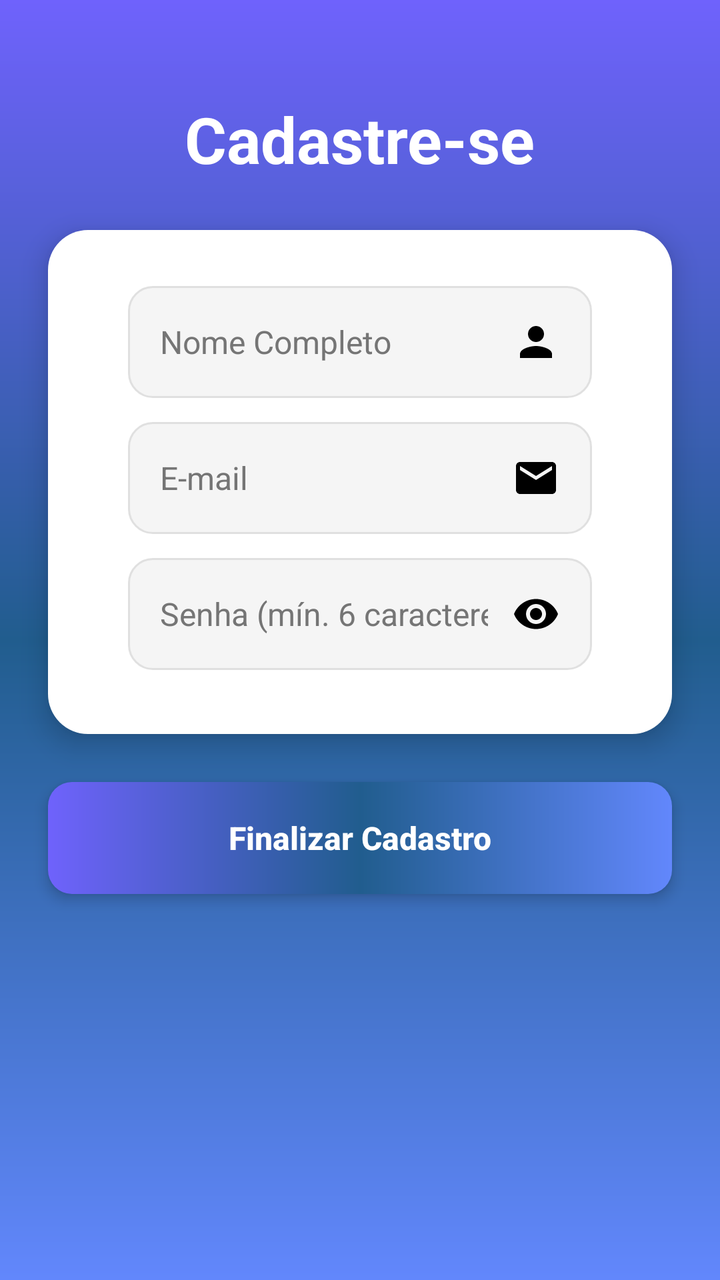
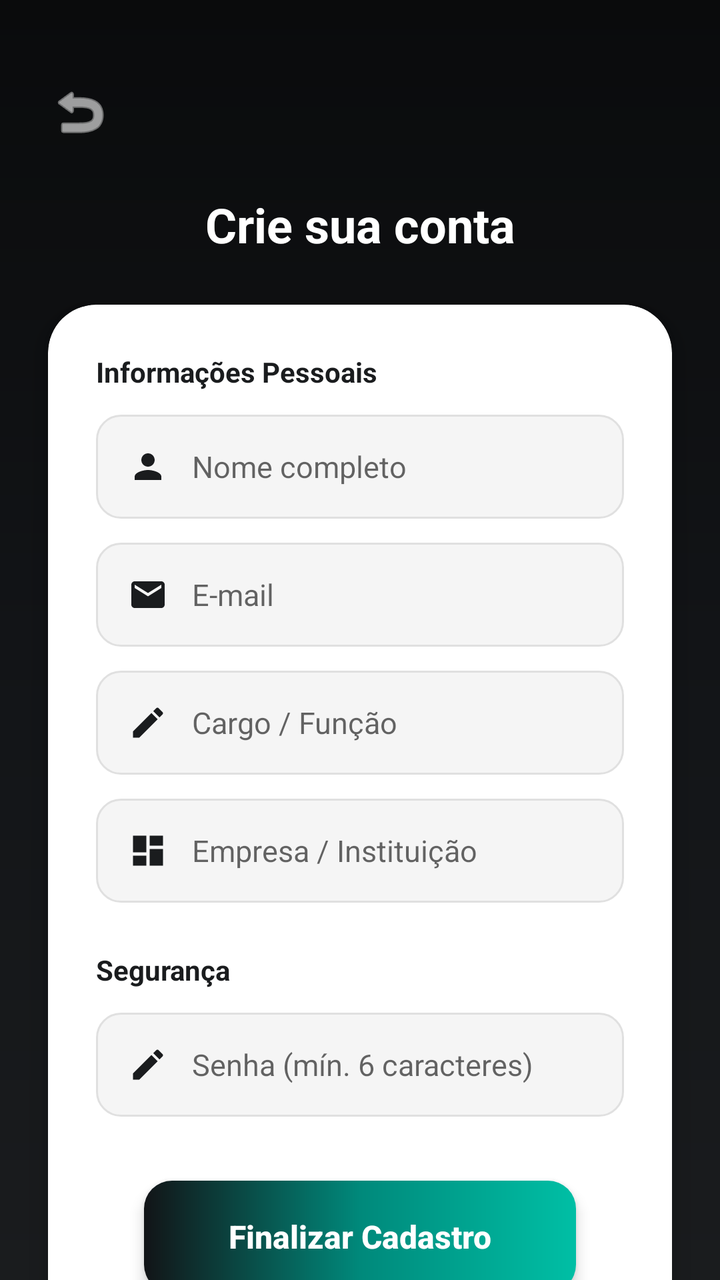

Compare the two renders of this Android layout. The source of the first and the diff that turns it into the second are given below.
<!-- AndroidManifest.xml: application theme AppTheme -->
<!-- res/layout/activity_form_cadastro.xml -->
<?xml version="1.0" encoding="utf-8"?>
<androidx.core.widget.NestedScrollView
    xmlns:android="http://schemas.android.com/apk/res/android"
    xmlns:app="http://schemas.android.com/apk/res-auto"
    xmlns:tools="http://schemas.android.com/tools"
    android:layout_width="match_parent"
    android:layout_height="match_parent"
    android:fillViewport="true"
    android:background="@drawable/background">

    <androidx.constraintlayout.widget.ConstraintLayout
        android:layout_width="match_parent"
        android:layout_height="wrap_content">

        <TextView
            android:id="@+id/title_cadastro"
            android:layout_width="wrap_content"
            android:layout_height="wrap_content"
            android:text="Cadastre-se"
            android:textSize="32sp"
            android:textStyle="bold"
            android:textColor="@color/white"
            android:layout_marginTop="48dp"
            app:layout_constraintTop_toTopOf="parent"
            app:layout_constraintStart_toStartOf="parent"
            app:layout_constraintEnd_toEndOf="parent" />

        <androidx.constraintlayout.widget.ConstraintLayout
            android:id="@+id/containerComponentsCadastro"
            style="@style/ContainerComponents"
            android:layout_height="wrap_content"
            android:layout_marginTop="32dp"
            app:layout_constraintTop_toBottomOf="@id/title_cadastro"
            app:layout_constraintStart_toStartOf="parent"
            app:layout_constraintEnd_toEndOf="parent">

            <EditText
                android:id="@+id/edit_nome"
                style="@style/Edit_Text"
                android:hint="Nome Completo"
                android:inputType="textPersonName"
                android:drawableEnd="@drawable/person"
                android:drawablePadding="12dp"
                app:layout_constraintTop_toTopOf="parent"
                app:layout_constraintStart_toStartOf="parent"
                app:layout_constraintEnd_toEndOf="parent" />

            <EditText
                android:id="@+id/edit_email_cadastro"
                style="@style/Edit_Text"
                android:hint="E-mail"
                android:inputType="textEmailAddress"
                android:drawableEnd="@drawable/email"
                android:drawablePadding="12dp"
                app:layout_constraintTop_toBottomOf="@id/edit_nome"
                app:layout_constraintStart_toStartOf="parent"
                app:layout_constraintEnd_toEndOf="parent" />

            <EditText
                android:id="@+id/edit_senha_cadastro"
                style="@style/Edit_Text"
                android:hint="Senha (mín. 6 caracteres)"
                android:inputType="textPassword"
                android:drawableEnd="@drawable/album"
                android:drawablePadding="12dp"
                app:layout_constraintTop_toBottomOf="@id/edit_email_cadastro"
                app:layout_constraintStart_toStartOf="parent"
                app:layout_constraintEnd_toEndOf="parent"
                android:layout_marginBottom="16dp"
                app:layout_constraintBottom_toBottomOf="parent" />

        </androidx.constraintlayout.widget.ConstraintLayout>

        <androidx.appcompat.widget.AppCompatButton
            android:id="@+id/bt_cadastrar"
            style="@style/ButtonCustom"
            android:text="Finalizar Cadastro"
            app:layout_constraintTop_toBottomOf="@id/containerComponentsCadastro"
            app:layout_constraintStart_toStartOf="parent"
            app:layout_constraintEnd_toEndOf="parent"
            android:layout_marginBottom="40dp"
            app:layout_constraintBottom_toBottomOf="parent"
            app:layout_constraintVertical_bias="0" />

    </androidx.constraintlayout.widget.ConstraintLayout>
</androidx.core.widget.NestedScrollView>
<!-- resources referenced by this layout -->
<resources>
  <color name="white">#FFFFFFFF</color>
  <!-- drawable album (drawable) -->
  <vector xmlns:android="http://schemas.android.com/apk/res/android" android:height="24dp" android:tint="#000000" android:viewportHeight="24" android:viewportWidth="24" android:width="24dp">
        
      <path android:fillColor="@android:color/white" android:pathData="M12,4.5C7,4.5 2.73,7.61 1,12c1.73,4.39 6,7.5 11,7.5s9.27,-3.11 11,-7.5c-1.73,-4.39 -6,-7.5 -11,-7.5zM12,17c-2.76,0 -5,-2.24 -5,-5s2.24,-5 5,-5 5,2.24 5,5 -2.24,5 -5,5zM12,9c-1.66,0 -3,1.34 -3,3s1.34,3 3,3 3,-1.34 3,-3 -1.34,-3 -3,-3z"/>
      
  </vector>
  <!-- drawable background (drawable) -->
  <?xml version="1.0" encoding="utf-8"?>
  <shape xmlns:android="http://schemas.android.com/apk/res/android">
      <gradient
          android:startColor="@color/azul_imepac3"
          android:centerColor="@color/azul_imepac"
          android:endColor="@color/azul_imepac2"
          android:angle="90" />
  </shape>
  <!-- drawable email (drawable) -->
  <vector xmlns:android="http://schemas.android.com/apk/res/android" android:height="24dp" android:tint="#000000" android:viewportHeight="24" android:viewportWidth="24" android:width="24dp">
        
      <path android:fillColor="@android:color/white" android:pathData="M20,4L4,4c-1.1,0 -1.99,0.9 -1.99,2L2,18c0,1.1 0.9,2 2,2h16c1.1,0 2,-0.9 2,-2L22,6c0,-1.1 -0.9,-2 -2,-2zM20,8l-8,5 -8,-5L4,6l8,5 8,-5v2z"/>
      
  </vector>
  <style name="ContainerComponents">
          <item name="android:layout_width">match_parent</item>
          <item name="android:layout_height">wrap_content</item>
          <item name="android:background">@drawable/container_components</item>
          <item name="android:layout_margin">24dp</item>
          <item name="android:padding">16dp</item>
          <item name="android:elevation">8dp</item> </style>
  <style name="Edit_Text">
          <item name="android:layout_width">match_parent</item>
          <item name="android:layout_height">56dp</item>
          <item name="android:background">@drawable/edit_text_selector</item>
          <item name="android:paddingHorizontal">16dp</item>
          <item name="android:layout_marginHorizontal">24dp</item>
          <item name="android:layout_marginTop">12dp</item>
          <item name="android:textColor">@color/black</item>
          <item name="android:textColorHint">#757575</item>
          <item name="android:textSize">16sp</item>
      </style>
  <style name="AppTheme" parent="Theme.AppCompat.Light.NoActionBar">
          <item name="colorPrimary">@color/azul_imepac</item>
          <item name="colorPrimaryDark">@color/azul_imepac2</item>
          <item name="colorAccent">@color/azul_imepac3</item>
      </style>
  <color name="azul_imepac3">#6287FC</color>
  <color name="azul_imepac">#215D8E</color>
  <color name="azul_imepac2">#6F62FC</color>
  <!-- drawable button_selector (drawable) -->
  <?xml version="1.0" encoding="utf-8"?>
  <ripple xmlns:android="http://schemas.android.com/apk/res/android"
      android:color="#40FFFFFF"> <item>
      <shape>
          <gradient
              android:startColor="@color/azul_imepac3"
              android:centerColor="@color/azul_imepac"
              android:endColor="@color/azul_imepac2"
              android:angle="180" />
          <corners android:radius="12dp"/>
      </shape>
  </item>
  </ripple>
  <!-- drawable container_components (drawable) -->
  <?xml version="1.0" encoding="utf-8"?>
  <shape xmlns:android="http://schemas.android.com/apk/res/android">
      <solid android:color="@color/white"/>
      <corners android:radius="20dp"/>
  </shape>
  <color name="black">#FF000000</color>
  <!-- unchanged entries left out for length: 3 -->
</resources>

<!-- the commit's change to res/layout/activity_form_cadastro.xml (unified diff, before → after) -->
@@ -1,86 +1,186 @@
 <?xml version="1.0" encoding="utf-8"?>
-<androidx.core.widget.NestedScrollView
-    xmlns:android="http://schemas.android.com/apk/res/android"
+<androidx.core.widget.NestedScrollView xmlns:android="http://schemas.android.com/apk/res/android"
     xmlns:app="http://schemas.android.com/apk/res-auto"
-    xmlns:tools="http://schemas.android.com/tools"
     android:layout_width="match_parent"
     android:layout_height="match_parent"
-    android:fillViewport="true"
-    android:background="@drawable/background">
+    android:background="@drawable/background"
+    android:fillViewport="true">
 
     <androidx.constraintlayout.widget.ConstraintLayout
         android:layout_width="match_parent"
-        android:layout_height="wrap_content">
+        android:layout_height="wrap_content"
+        android:paddingBottom="32dp">
+
+        <ImageButton
+            android:id="@+id/bt_back"
+            android:layout_width="48dp"
+            android:layout_height="48dp"
+            android:layout_marginStart="16dp"
+            android:layout_marginTop="32dp"
+            android:background="?attr/selectableItemBackgroundBorderless"
+            android:src="@android:drawable/ic_menu_revert"
+            app:tint="@color/white"
+            app:layout_constraintStart_toStartOf="parent"
+            app:layout_constraintTop_toTopOf="parent" />
 
         <TextView
             android:id="@+id/title_cadastro"
             android:layout_width="wrap_content"
             android:layout_height="wrap_content"
-            android:text="Cadastre-se"
-            android:textSize="32sp"
+            android:layout_marginTop="16dp"
+            android:text="Crie sua conta"
+            android:textColor="@color/white"
+            android:textSize="24sp"
             android:textStyle="bold"
-            android:textColor="@color/white"
-            android:layout_marginTop="48dp"
-            app:layout_constraintTop_toTopOf="parent"
+            app:layout_constraintEnd_toEndOf="parent"
             app:layout_constraintStart_toStartOf="parent"
-            app:layout_constraintEnd_toEndOf="parent" />
+            app:layout_constraintTop_toBottomOf="@id/bt_back" />
 
-        <androidx.constraintlayout.widget.ConstraintLayout
-            android:id="@+id/containerComponentsCadastro"
-            style="@style/ContainerComponents"
+        <androidx.cardview.widget.CardView
+            android:layout_width="match_parent"
             android:layout_height="wrap_content"
-            android:layout_marginTop="32dp"
-            app:layout_constraintTop_toBottomOf="@id/title_cadastro"
-            app:layout_constraintStart_toStartOf="parent"
-            app:layout_constraintEnd_toEndOf="parent">
+            android:layout_margin="24dp"
+            app:cardCornerRadius="24dp"
+            app:cardElevation="8dp"
+            app:layout_constraintTop_toBottomOf="@id/title_cadastro">
 
-            <EditText
-                android:id="@+id/edit_nome"
-                style="@style/Edit_Text"
-                android:hint="Nome Completo"
-                android:inputType="textPersonName"
-                android:drawableEnd="@drawable/person"
-                android:drawablePadding="12dp"
-                app:layout_constraintTop_toTopOf="parent"
-                app:layout_constraintStart_toStartOf="parent"
-                app:layout_constraintEnd_toEndOf="parent" />
+            <LinearLayout
+                android:layout_width="match_parent"
+                android:layout_height="wrap_content"
+                android:orientation="vertical"
+                android:padding="24dp">
 
-            <EditText
-                android:id="@+id/edit_email_cadastro"
-                style="@style/Edit_Text"
-                android:hint="E-mail"
-                android:inputType="textEmailAddress"
-                android:drawableEnd="@drawable/email"
-                android:drawablePadding="12dp"
-                app:layout_constraintTop_toBottomOf="@id/edit_nome"
-                app:layout_constraintStart_toStartOf="parent"
-                app:layout_constraintEnd_toEndOf="parent" />
+                <TextView
+                    android:layout_width="wrap_content"
+                    android:layout_height="wrap_content"
+                    android:text="Informações Pessoais"
+                    android:textColor="@color/azul_imepac"
+                    android:textSize="14sp"
+                    android:textStyle="bold" />
 
-            <EditText
-                android:id="@+id/edit_senha_cadastro"
-                style="@style/Edit_Text"
-                android:hint="Senha (mín. 6 caracteres)"
-                android:inputType="textPassword"
-                android:drawableEnd="@drawable/album"
-                android:drawablePadding="12dp"
-                app:layout_constraintTop_toBottomOf="@id/edit_email_cadastro"
-                app:layout_constraintStart_toStartOf="parent"
-                app:layout_constraintEnd_toEndOf="parent"
-                android:layout_marginBottom="16dp"
-                app:layout_constraintBottom_toBottomOf="parent" />
+                
+                <View android:layout_width="match_parent" android:layout_height="12dp" />
+                <LinearLayout
+                    android:layout_width="match_parent"
+                    android:layout_height="wrap_content"
+                    android:background="@drawable/edit_text_selector"
+                    android:gravity="center_vertical"
+                    android:orientation="horizontal"
+                    android:paddingHorizontal="16dp">
+                    <ImageView android:layout_width="20dp" android:layout_height="20dp" android:src="@drawable/person" app:tint="@color/azul_imepac" />
+                    <EditText
+                        android:id="@+id/edit_nome"
+                        android:layout_width="match_parent"
+                        android:layout_height="52dp"
+                        android:layout_marginStart="12dp"
+                        android:background="@android:color/transparent"
+                        android:hint="Nome completo"
+                        android:inputType="textPersonName"
+                        android:textSize="15sp" />
+                </LinearLayout>
 
-        </androidx.constraintlayout.widget.ConstraintLayout>
+                
+                <View android:layout_width="match_parent" android:layout_height="12dp" />
+                <LinearLayout
+                    android:layout_width="match_parent"
+                    android:layout_height="wrap_content"
+                    android:background="@drawable/edit_text_selector"
+                    android:gravity="center_vertical"
+                    android:orientation="horizontal"
+                    android:paddingHorizontal="16dp">
+                    <ImageView android:layout_width="20dp" android:layout_height="20dp" android:src="@drawable/email" app:tint="@color/azul_imepac" />
+                    <EditText
+                        android:id="@+id/edit_email_cadastro"
+                        android:layout_width="match_parent"
+                        android:layout_height="52dp"
+                        android:layout_marginStart="12dp"
+                        android:background="@android:color/transparent"
+                        android:hint="E-mail"
+                        android:inputType="textEmailAddress"
+                        android:textSize="15sp" />
+                </LinearLayout>
 
-        <androidx.appcompat.widget.AppCompatButton
-            android:id="@+id/bt_cadastrar"
-            style="@style/ButtonCustom"
-            android:text="Finalizar Cadastro"
-            app:layout_constraintTop_toBottomOf="@id/containerComponentsCadastro"
-            app:layout_constraintStart_toStartOf="parent"
-            app:layout_constraintEnd_toEndOf="parent"
-            android:layout_marginBottom="40dp"
-            app:layout_constraintBottom_toBottomOf="parent"
-            app:layout_constraintVertical_bias="0" />
+                
+                <View android:layout_width="match_parent" android:layout_height="12dp" />
+                <LinearLayout
+                    android:layout_width="match_parent"
+                    android:layout_height="wrap_content"
+                    android:background="@drawable/edit_text_selector"
+                    android:gravity="center_vertical"
+                    android:orientation="horizontal"
+                    android:paddingHorizontal="16dp">
+                    <ImageView android:layout_width="20dp" android:layout_height="20dp" android:src="@drawable/ic_edit" app:tint="@color/azul_imepac" />
+                    <EditText
+                        android:id="@+id/edit_cargo"
+                        android:layout_width="match_parent"
+                        android:layout_height="52dp"
+                        android:layout_marginStart="12dp"
+                        android:background="@android:color/transparent"
+                        android:hint="Cargo / Função"
+                        android:inputType="textPersonName"
+                        android:textSize="15sp" />
+                </LinearLayout>
+
+                
+                <View android:layout_width="match_parent" android:layout_height="12dp" />
+                <LinearLayout
+                    android:layout_width="match_parent"
+                    android:layout_height="wrap_content"
+                    android:background="@drawable/edit_text_selector"
+                    android:gravity="center_vertical"
+                    android:orientation="horizontal"
+                    android:paddingHorizontal="16dp">
+                    <ImageView android:layout_width="20dp" android:layout_height="20dp" android:src="@drawable/ic_dashboard" app:tint="@color/azul_imepac" />
+                    <EditText
+                        android:id="@+id/edit_empresa"
+                        android:layout_width="match_parent"
+                        android:layout_height="52dp"
+                        android:layout_marginStart="12dp"
+                        android:background="@android:color/transparent"
+                        android:hint="Empresa / Instituição"
+                        android:inputType="textPersonName"
+                        android:textSize="15sp" />
+                </LinearLayout>
+
+                <View android:layout_width="match_parent" android:layout_height="24dp" />
+                <TextView
+                    android:layout_width="wrap_content"
+                    android:layout_height="wrap_content"
+                    android:text="Segurança"
+                    android:textColor="@color/azul_imepac"
+                    android:textSize="14sp"
+                    android:textStyle="bold" />
+
+                
+                <View android:layout_width="match_parent" android:layout_height="12dp" />
+                <LinearLayout
+                    android:layout_width="match_parent"
+                    android:layout_height="wrap_content"
+                    android:background="@drawable/edit_text_selector"
+                    android:gravity="center_vertical"
+                    android:orientation="horizontal"
+                    android:paddingHorizontal="16dp">
+                    <ImageView android:layout_width="20dp" android:layout_height="20dp" android:src="@drawable/ic_edit" app:tint="@color/azul_imepac" />
+                    <EditText
+                        android:id="@+id/edit_senha_cadastro"
+                        android:layout_width="match_parent"
+                        android:layout_height="52dp"
+                        android:layout_marginStart="12dp"
+                        android:background="@android:color/transparent"
+                        android:hint="Senha (mín. 6 caracteres)"
+                        android:inputType="textPassword"
+                        android:textSize="15sp" />
+                </LinearLayout>
+
+                <androidx.appcompat.widget.AppCompatButton
+                    android:id="@+id/bt_cadastrar"
+                    style="@style/ButtonCustom"
+                    android:layout_width="match_parent"
+                    android:layout_marginTop="32dp"
+                    android:text="Finalizar Cadastro" />
+
+            </LinearLayout>
+        </androidx.cardview.widget.CardView>
 
     </androidx.constraintlayout.widget.ConstraintLayout>
 </androidx.core.widget.NestedScrollView>
<!-- resource entries referenced after the edit -->
@@ -1,19 +1,13 @@
 <!-- resources referenced by this layout -->
 <resources>
   <color name="white">#FFFFFFFF</color>
-  <!-- drawable album (drawable) -->
-  <vector xmlns:android="http://schemas.android.com/apk/res/android" android:height="24dp" android:tint="#000000" android:viewportHeight="24" android:viewportWidth="24" android:width="24dp">
-        
-      <path android:fillColor="@android:color/white" android:pathData="M12,4.5C7,4.5 2.73,7.61 1,12c1.73,4.39 6,7.5 11,7.5s9.27,-3.11 11,-7.5c-1.73,-4.39 -6,-7.5 -11,-7.5zM12,17c-2.76,0 -5,-2.24 -5,-5s2.24,-5 5,-5 5,2.24 5,5 -2.24,5 -5,5zM12,9c-1.66,0 -3,1.34 -3,3s1.34,3 3,3 3,-1.34 3,-3 -1.34,-3 -3,-3z"/>
-      
-  </vector>
   <!-- drawable background (drawable) -->
   <?xml version="1.0" encoding="utf-8"?>
   <shape xmlns:android="http://schemas.android.com/apk/res/android">
       <gradient
-          android:startColor="@color/azul_imepac3"
-          android:centerColor="@color/azul_imepac"
-          android:endColor="@color/azul_imepac2"
+          android:startColor="#1A1C1E"
+          android:centerColor="#121417"
+          android:endColor="#0A0B0C"
           android:angle="90" />
   </shape>
   <!-- drawable email (drawable) -->
@@ -22,53 +16,46 @@
       <path android:fillColor="@android:color/white" android:pathData="M20,4L4,4c-1.1,0 -1.99,0.9 -1.99,2L2,18c0,1.1 0.9,2 2,2h16c1.1,0 2,-0.9 2,-2L22,6c0,-1.1 -0.9,-2 -2,-2zM20,8l-8,5 -8,-5L4,6l8,5 8,-5v2z"/>
       
   </vector>
-  <style name="ContainerComponents">
-          <item name="android:layout_width">match_parent</item>
-          <item name="android:layout_height">wrap_content</item>
-          <item name="android:background">@drawable/container_components</item>
-          <item name="android:layout_margin">24dp</item>
-          <item name="android:padding">16dp</item>
-          <item name="android:elevation">8dp</item> </style>
-  <style name="Edit_Text">
-          <item name="android:layout_width">match_parent</item>
-          <item name="android:layout_height">56dp</item>
-          <item name="android:background">@drawable/edit_text_selector</item>
-          <item name="android:paddingHorizontal">16dp</item>
-          <item name="android:layout_marginHorizontal">24dp</item>
-          <item name="android:layout_marginTop">12dp</item>
-          <item name="android:textColor">@color/black</item>
-          <item name="android:textColorHint">#757575</item>
-          <item name="android:textSize">16sp</item>
+  <!-- drawable ic_dashboard (drawable) -->
+  ﻿<?xml version="1.0" encoding="utf-8"?>
+  <vector xmlns:android="http://schemas.android.com/apk/res/android"
+      android:width="24dp" android:height="24dp"
+      android:viewportWidth="24" android:viewportHeight="24">
+      <path android:fillColor="#FF000000"
+          android:pathData="M3,13h8L11,3L3,3v10zM3,21h8v-6L3,15v6zM13,21h8L21,11h-8v10zM13,3v6h8L21,3h-8z"/>
+  </vector>
+  <!-- drawable ic_edit (drawable) -->
+  ﻿<?xml version="1.0" encoding="utf-8"?>
+  <vector xmlns:android="http://schemas.android.com/apk/res/android"
+      android:width="24dp" android:height="24dp"
+      android:viewportWidth="24" android:viewportHeight="24">
+      <path android:fillColor="#FF000000"
+          android:pathData="M3,17.25V21h3.75L17.81,9.94l-3.75,-3.75L3,17.25zM20.71,7.04c0.39,-0.39 0.39,-1.02 0,-1.41l-2.34,-2.34c-0.39,-0.39 -1.02,-0.39 -1.41,0l-1.83,1.83 3.75,3.75 1.83,-1.83z"/>
+  </vector>
+  <style name="AppTheme" parent="Theme.MaterialComponents.Light.NoActionBar">
+          <item name="colorPrimary">@color/primary_dark</item>
+          <item name="colorPrimaryDark">@color/primary_surface</item>
+          <item name="colorAccent">@color/accent_teal</item>
       </style>
-  <style name="AppTheme" parent="Theme.AppCompat.Light.NoActionBar">
-          <item name="colorPrimary">@color/azul_imepac</item>
-          <item name="colorPrimaryDark">@color/azul_imepac2</item>
-          <item name="colorAccent">@color/azul_imepac3</item>
-      </style>
-  <color name="azul_imepac3">#6287FC</color>
-  <color name="azul_imepac">#215D8E</color>
-  <color name="azul_imepac2">#6F62FC</color>
+  <color name="azul_imepac">#1A1C1E</color>
   <!-- drawable button_selector (drawable) -->
   <?xml version="1.0" encoding="utf-8"?>
   <ripple xmlns:android="http://schemas.android.com/apk/res/android"
       android:color="#40FFFFFF"> <item>
       <shape>
           <gradient
-              android:startColor="@color/azul_imepac3"
-              android:centerColor="@color/azul_imepac"
-              android:endColor="@color/azul_imepac2"
+              android:startColor="@color/accent_teal"
+              android:centerColor="@color/accent_teal_dark"
+              android:endColor="@color/primary_dark"
               android:angle="180" />
-          <corners android:radius="12dp"/>
+          <corners android:radius="14dp"/>
       </shape>
   </item>
   </ripple>
-  <!-- drawable container_components (drawable) -->
-  <?xml version="1.0" encoding="utf-8"?>
-  <shape xmlns:android="http://schemas.android.com/apk/res/android">
-      <solid android:color="@color/white"/>
-      <corners android:radius="20dp"/>
-  </shape>
-  <color name="black">#FF000000</color>
+  <color name="primary_dark">#121417</color>
+  <color name="primary_surface">#1A1C1E</color>
+  <color name="accent_teal">#00BFA5</color>
+  <color name="accent_teal_dark">#00897B</color>
   <!-- unchanged entries left out for length: 3 -->
 </resources>
 
